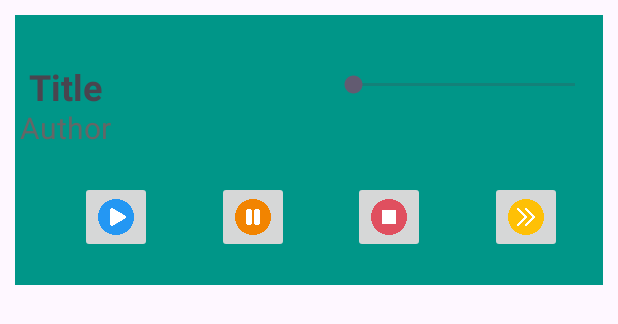
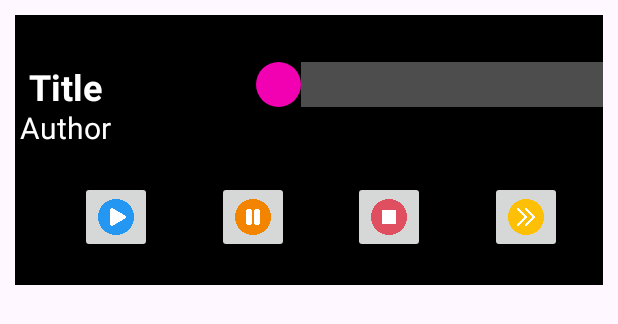
Before and after one commit to AngieTLYang/android-audiobook-player, an Android app: the layout item_audiobook.xml on its own in the app's theme, with its tools: preview values and no code run, on a phone screen of 412 x 824 dp. Shown: the top 324 px of the screen. Run offline under Robolectric (Android 15) with nearby library versions, the phone set to English and light mode, and no system bars.

Commit message:
clean up a bit

```diff
--- a/app/src/main/AndroidManifest.xml
+++ b/app/src/main/AndroidManifest.xml
@@ -16,7 +16,7 @@
         android:theme="@style/Theme.AudiobookPlayer"
         tools:targetApi="31">
         <activity
-            android:name=".MainActivity"
+            android:name=".AudiobookList"
             android:exported="true">
             <intent-filter>
                 <action android:name="android.intent.action.MAIN" />
--- a/app/src/main/java/com/example/audiobookplayer/AudiobookPlayer.java
+++ b/app/src/main/java/com/example/audiobookplayer/AudiobookPlayer.java
@@ -51,7 +51,7 @@ public class AudiobookPlayer {
         this.state = AudiobookPlayerState.PLAYING;
         mediaPlayer.start();
     }
-
+    /*
     public String getFilePath() {
         return this.filePath;
     }
@@ -104,4 +104,5 @@ public class AudiobookPlayer {
             this.state = AudiobookPlayerState.PLAYING;
         }
     }
+    */
 }
--- /dev/null
+++ b/app/src/main/res/drawable/custom_seekbar_progress.xml
@@ -0,0 +1,20 @@
+<?xml version="1.0" encoding="utf-8"?>
+<layer-list xmlns:android="http://schemas.android.com/apk/res/android">
+    <!-- Background Track -->
+    <item>
+        <shape android:shape="rectangle">
+            <size android:height="10dp" /> <!-- Thickness of the background -->
+            <solid android:color="#4DFFFFFF" /> <!-- Background color -->
+        </shape>
+    </item>
+
+    <!-- Progress -->
+    <item>
+        <clip>
+            <shape android:shape="rectangle">
+                <size android:height="10dp" /> <!-- Thickness of the progress -->
+                <solid android:color="#6200EE" /> <!-- Progress color -->
+            </shape>
+        </clip>
+    </item>
+</layer-list>
--- /dev/null
+++ b/app/src/main/res/drawable/custom_seekbar_thumb.xml
@@ -0,0 +1,5 @@
+<?xml version="1.0" encoding="utf-8"?>
+<shape xmlns:android="http://schemas.android.com/apk/res/android" android:shape="oval">
+    <size android:width="30dp" android:height="30dp" /> <!-- Thumb size -->
+    <solid android:color="#FFFFC107" /> <!-- Thumb color -->
+</shape>
--- a/app/src/main/res/layout/activity_main.xml
+++ b/app/src/main/res/layout/audiobook_list.xml
@@ -5,7 +5,7 @@
     android:id="@+id/main"
     android:layout_width="match_parent"
     android:layout_height="match_parent"
-    tools:context=".MainActivity">
+    tools:context=".AudiobookList">
 
     <TextView
         android:id="@+id/audiobookList"
--- a/app/src/main/res/layout/item_audiobook.xml
+++ b/app/src/main/res/layout/item_audiobook.xml
@@ -10,7 +10,7 @@
         android:layout_width="match_parent"
         android:layout_height="180dp"
         android:layout_margin="10dp"
-        android:background="#009688"
+        android:background="#000000"
         app:cardCornerRadius="8dp"
         app:cardElevation="4dp"
         app:layout_constraintBottom_toBottomOf="parent"
@@ -32,6 +32,7 @@
             android:layout_marginEnd="195dp"
             android:layout_marginBottom="62dp"
             android:text="@string/title"
+            android:textColor="#FFF"
             android:textSize="24sp"
             android:textStyle="bold"
             app:layout_constraintBottom_toBottomOf="parent"
@@ -48,7 +49,7 @@
             android:layout_marginEnd="344dp"
             android:layout_marginBottom="79dp"
             android:text="@string/author"
-            android:textColor="#666"
+            android:textColor="#FFF"
             android:textSize="20sp"
             app:layout_constraintBottom_toBottomOf="parent"
             app:layout_constraintEnd_toEndOf="parent"
@@ -112,8 +113,12 @@
 
         <SeekBar
             android:id="@+id/seekBar"
-            android:layout_width="180dp"
+            android:layout_width="280dp"
             android:layout_height="30dp"
+            android:progressDrawable="@drawable/custom_seekbar_progress"
+            android:thumb="@drawable/custom_seekbar_thumb"
+            android:thumbTint="#F101B1"
+            android:backgroundTint="@color/seekBarBackground"
             app:layout_constraintEnd_toEndOf="parent"
             app:layout_constraintStart_toEndOf="@+id/tvTitle"
             app:layout_constraintTop_toTopOf="@id/tvTitle" />
--- a/app/src/main/res/values/colors.xml
+++ b/app/src/main/res/values/colors.xml
@@ -2,4 +2,8 @@
 <resources>
     <color name="black">#FF000000</color>
     <color name="white">#FFFFFFFF</color>
+    <!-- SeekBar -->
+    <color name="seekBarThumb">#FFFFC107</color> <!-- Amber -->
+    <color name="seekBarProgress">#6200EE</color> <!-- Purple -->
+    <color name="seekBarBackground">#ffFFFFff</color> <!-- Transparent White -->
 </resources>
```
Also changed, not shown: app/src/main/java/com/example/audiobookplayer/AudiobookAdapter.java (+34 -3 lines), app/src/main/java/com/example/audiobookplayer/AudiobookList.java (renamed from app/src/main/java/com/example/audiobookplayer/MainActivity.java, +6 -8 lines).
